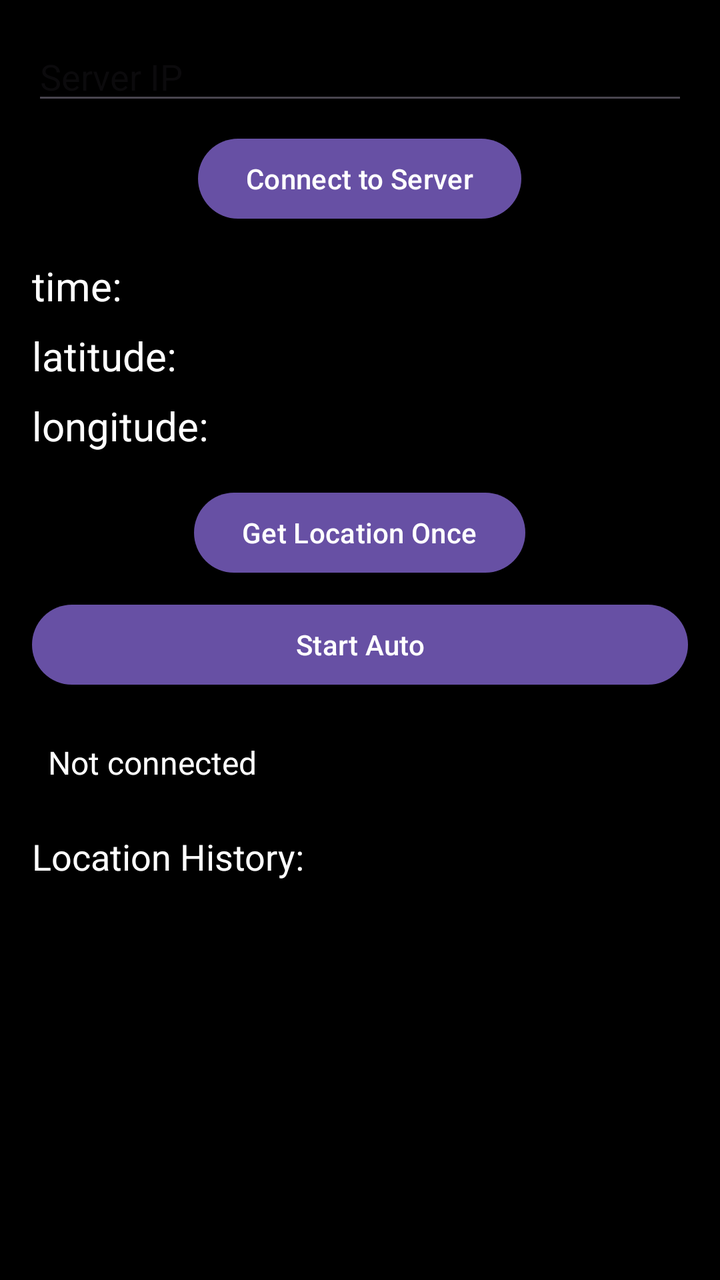
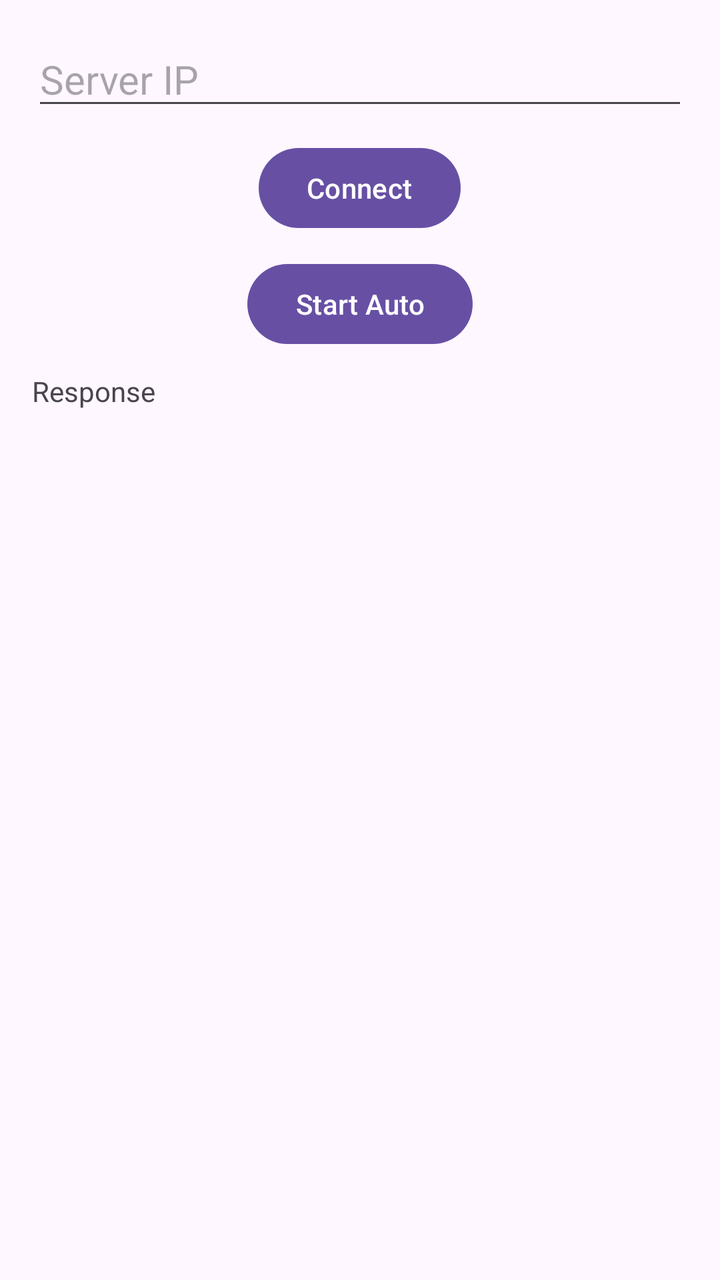

Compare the two renders of this Android layout. The source of the first and the diff that turns it into the second are given below.
<!-- AndroidManifest.xml: application theme Theme.MyAndroidApp -->
<!-- res/layout/activity_tcpclient.xml -->
<?xml version="1.0" encoding="utf-8"?>
<LinearLayout
    xmlns:android="http://schemas.android.com/apk/res/android"
    android:layout_width="match_parent"
    android:layout_height="match_parent"
    android:background="@color/black"
    android:orientation="vertical"
    android:padding="16dp"
    android:gravity="center_horizontal">

    <EditText
        android:id="@+id/etServerIp"
        android:layout_width="match_parent"
        android:layout_height="wrap_content"
        android:hint="Server IP"
        android:textSize="18sp"
        android:textColor="@color/white"
        android:layout_marginBottom="8dp"/>

    <Button
        android:id="@+id/btnConnect"
        android:layout_width="wrap_content"
        android:layout_height="wrap_content"
        android:text="Connect to Server"
        android:layout_marginBottom="16dp"/>

    <TextView
        android:id="@+id/gpsTime"
        android:layout_width="match_parent"
        android:layout_height="wrap_content"
        android:text="time: "
        android:textSize="20sp"
        android:textColor="@color/white"
        android:layout_marginBottom="8dp"/>

    <TextView
        android:id="@+id/gpsLatitude"
        android:layout_width="match_parent"
        android:layout_height="wrap_content"
        android:text="latitude: "
        android:textSize="20sp"
        android:textColor="@color/white"
        android:layout_marginBottom="8dp"/>

    <TextView
        android:id="@+id/gpsLongitude"
        android:layout_width="match_parent"
        android:layout_height="wrap_content"
        android:text="longitude: "
        android:textSize="20sp"
        android:textColor="@color/white"
        android:layout_marginBottom="16dp"/>

    <Button
        android:id="@+id/btnGetLocation"
        android:layout_width="wrap_content"
        android:layout_height="wrap_content"
        android:text="Get Location Once"
        android:layout_marginBottom="8dp"/>

    <Button
        android:id="@+id/btnStartAuto"
        android:layout_width="match_parent"
        android:layout_height="wrap_content"
        android:text="Start Auto"
        android:layout_marginBottom="16dp"/>

    <TextView
        android:id="@+id/tvResponse"
        android:layout_width="match_parent"
        android:layout_height="wrap_content"
        android:text="Not connected"
        android:textSize="16sp"
        android:textColor="@color/white"
        android:layout_marginBottom="16dp"
        android:background="@color/black"
        android:padding="8dp"/>

    <TextView
        android:layout_width="match_parent"
        android:layout_height="wrap_content"
        android:text="Location History:"
        android:textSize="18sp"
        android:textColor="@color/white"
        android:layout_marginBottom="8dp"/>

    <ScrollView
        android:id="@+id/scrollHistory"
        android:layout_width="match_parent"
        android:layout_height="0dp"
        android:layout_weight="1">

        <TextView
            android:id="@+id/gpsHistory"
            android:layout_width="match_parent"
            android:layout_height="wrap_content"
            android:textColor="@color/white"
            android:textSize="14sp"
            android:background="@color/black"
            android:padding="8dp"/>

    </ScrollView>
</LinearLayout>
<!-- resources referenced by this layout -->
<resources>
  <color name="black">#FF000000</color>
  <color name="white">#FFFFFFFF</color>
  <style name="Theme.MyAndroidApp" parent="Base.Theme.MyAndroidApp" />
  <style name="Base.Theme.MyAndroidApp" parent="Theme.Material3.DayNight.NoActionBar">
  
      </style>
</resources>

<!-- the commit's change to res/layout/activity_tcpclient.xml (unified diff, before → after) -->
@@ -3,7 +3,6 @@
     xmlns:android="http://schemas.android.com/apk/res/android"
     android:layout_width="match_parent"
     android:layout_height="match_parent"
-    android:background="@color/black"
     android:orientation="vertical"
     android:padding="16dp"
     android:gravity="center_horizontal">
@@ -13,91 +12,33 @@
         android:layout_width="match_parent"
         android:layout_height="wrap_content"
         android:hint="Server IP"
-        android:textSize="18sp"
-        android:textColor="@color/white"
-        android:layout_marginBottom="8dp"/>
+        android:textSize="20sp"/>
 
     <Button
         android:id="@+id/btnConnect"
         android:layout_width="wrap_content"
         android:layout_height="wrap_content"
-        android:text="Connect to Server"
-        android:layout_marginBottom="16dp"/>
-
-    <TextView
-        android:id="@+id/gpsTime"
-        android:layout_width="match_parent"
-        android:layout_height="wrap_content"
-        android:text="time: "
-        android:textSize="20sp"
-        android:textColor="@color/white"
-        android:layout_marginBottom="8dp"/>
-
-    <TextView
-        android:id="@+id/gpsLatitude"
-        android:layout_width="match_parent"
-        android:layout_height="wrap_content"
-        android:text="latitude: "
-        android:textSize="20sp"
-        android:textColor="@color/white"
-        android:layout_marginBottom="8dp"/>
-
-    <TextView
-        android:id="@+id/gpsLongitude"
-        android:layout_width="match_parent"
-        android:layout_height="wrap_content"
-        android:text="longitude: "
-        android:textSize="20sp"
-        android:textColor="@color/white"
-        android:layout_marginBottom="16dp"/>
+        android:text="Connect"
+        android:layout_marginTop="10dp"/>
 
     <Button
-        android:id="@+id/btnGetLocation"
+        android:id="@+id/btnAutoSend"
         android:layout_width="wrap_content"
         android:layout_height="wrap_content"
-        android:text="Get Location Once"
-        android:layout_marginBottom="8dp"/>
-
-    <Button
-        android:id="@+id/btnStartAuto"
-        android:layout_width="match_parent"
-        android:layout_height="wrap_content"
         android:text="Start Auto"
-        android:layout_marginBottom="16dp"/>
+        android:layout_marginTop="10dp"/>
 
     <TextView
         android:id="@+id/tvResponse"
         android:layout_width="match_parent"
         android:layout_height="wrap_content"
-        android:text="Not connected"
-        android:textSize="16sp"
-        android:textColor="@color/white"
-        android:layout_marginBottom="16dp"
-        android:background="@color/black"
-        android:padding="8dp"/>
+        android:text="Response"
+        android:layout_marginTop="10dp"/>
 
     <TextView
-        android:layout_width="match_parent"
-        android:layout_height="wrap_content"
-        android:text="Location History:"
-        android:textSize="18sp"
-        android:textColor="@color/white"
-        android:layout_marginBottom="8dp"/>
-
-    <ScrollView
-        android:id="@+id/scrollHistory"
+        android:id="@+id/tvHistory"
         android:layout_width="match_parent"
         android:layout_height="0dp"
-        android:layout_weight="1">
-
-        <TextView
-            android:id="@+id/gpsHistory"
-            android:layout_width="match_parent"
-            android:layout_height="wrap_content"
-            android:textColor="@color/white"
-            android:textSize="14sp"
-            android:background="@color/black"
-            android:padding="8dp"/>
-
-    </ScrollView>
+        android:layout_weight="1"
+        android:scrollbars="vertical"/>
 </LinearLayout>
<!-- resource entries referenced after the edit -->
@@ -1,7 +1,5 @@
 <!-- resources referenced by this layout -->
 <resources>
-  <color name="black">#FF000000</color>
-  <color name="white">#FFFFFFFF</color>
   <style name="Theme.MyAndroidApp" parent="Base.Theme.MyAndroidApp" />
   <style name="Base.Theme.MyAndroidApp" parent="Theme.Material3.DayNight.NoActionBar">
   
